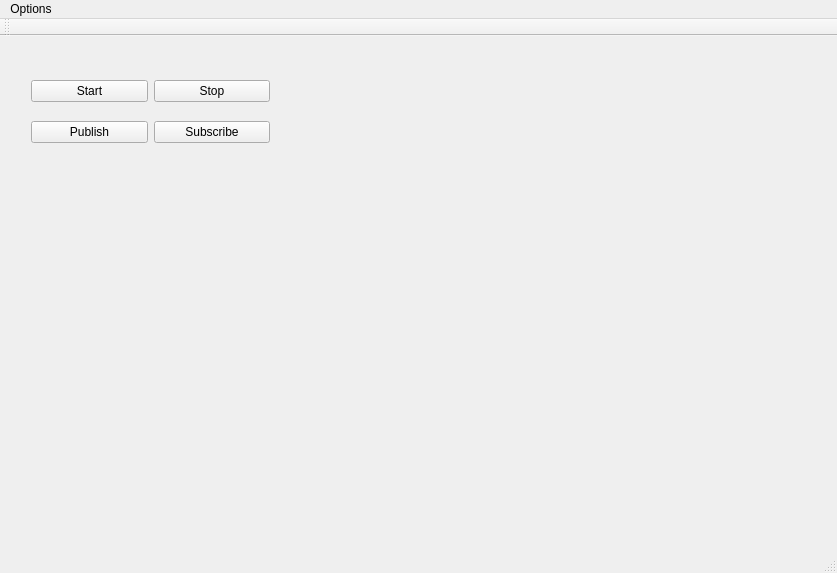
Old version of the form utils/ShapesDemo/forms/mainwindow.ui in the repository eProsima/Fast-DDS.
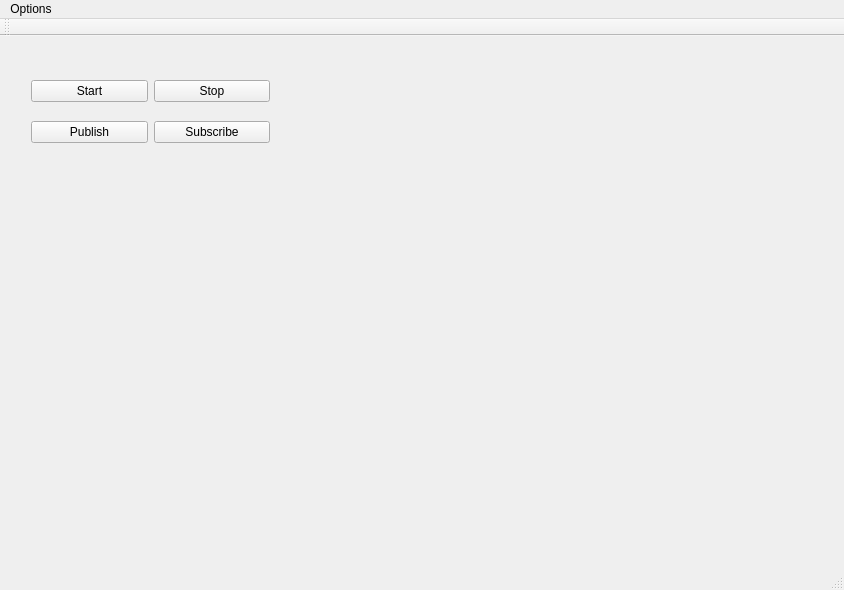
New version of the form. Custom widgets are drawn as their Qt base class.

Commit message: Changed shape of mainwindow

Patch:
```diff
--- a/utils/ShapesDemo/forms/mainwindow.ui
+++ b/utils/ShapesDemo/forms/mainwindow.ui
@@ -6,8 +6,8 @@
    <rect>
     <x>0</x>
     <y>0</y>
-    <width>837</width>
-    <height>573</height>
+    <width>844</width>
+    <height>590</height>
    </rect>
   </property>
   <property name="windowTitle">
@@ -18,13 +18,13 @@
     <property name="geometry">
      <rect>
       <x>320</x>
-      <y>0</y>
+      <y>20</y>
       <width>500</width>
       <height>500</height>
      </rect>
     </property>
    </widget>
-   <widget class="QWidget" name="">
+   <widget class="QWidget" name="layoutWidget">
     <property name="geometry">
      <rect>
       <x>20</x>
@@ -79,8 +79,8 @@
     <rect>
      <x>0</x>
      <y>0</y>
-     <width>837</width>
-     <height>25</height>
+     <width>844</width>
+     <height>21</height>
     </rect>
    </property>
    <widget class="QMenu" name="menuOptions">
```
